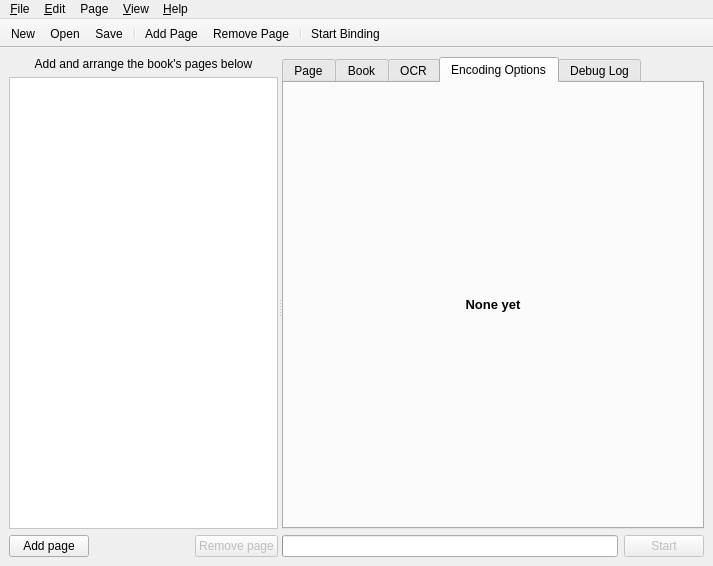
Before: the Qt Designer form ui/gui.ui in Blender3D/Bindery, drawn with Qt 5.
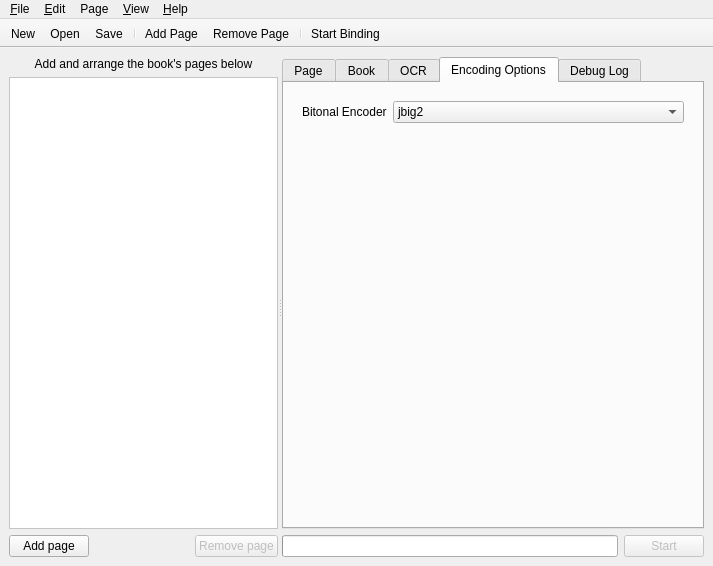
After: the same form once the commit is applied. The open tabs and pages were chosen to show the change. Icons and pictures are not drawn. Custom widgets are drawn as their Qt base class.

Commit message: jbig2 PDF encoding works. Need to make it work with OCR and color images.

Diff of the .ui file:
```diff
--- a/ui/gui.ui
+++ b/ui/gui.ui
@@ -681,19 +681,21 @@
                </layout>
               </widget>
               <widget class="QWidget" name="page_2">
-               <layout class="QGridLayout" name="gridLayout_5">
+               <layout class="QFormLayout" name="formLayout_4">
                 <item row="0" column="0">
                  <widget class="QLabel" name="label_2">
                   <property name="text">
-                   <string>&lt;!DOCTYPE HTML PUBLIC &quot;-//W3C//DTD HTML 4.0//EN&quot; &quot;http://www.w3.org/TR/REC-html40/strict.dtd&quot;&gt;
-&lt;html&gt;&lt;head&gt;&lt;meta name=&quot;qrichtext&quot; content=&quot;1&quot; /&gt;&lt;style type=&quot;text/css&quot;&gt;
-p, li { white-space: pre-wrap; }
-&lt;/style&gt;&lt;/head&gt;&lt;body style=&quot; font-family:'Droid Sans'; font-size:10pt; font-weight:400; font-style:normal;&quot;&gt;
-&lt;p style=&quot; margin-top:0px; margin-bottom:0px; margin-left:0px; margin-right:0px; -qt-block-indent:0; text-indent:0px;&quot;&gt;&lt;span style=&quot; font-weight:600;&quot;&gt;None yet&lt;/span&gt;&lt;/p&gt;&lt;/body&gt;&lt;/html&gt;</string>
+                   <string>Bitonal Encoder</string>
                   </property>
-                  <property name="alignment">
-                   <set>Qt::AlignCenter</set>
-                  </property>
+                 </widget>
+                </item>
+                <item row="0" column="1">
+                 <widget class="QComboBox" name="pdfBitonalEncoder">
+                  <item>
+                   <property name="text">
+                    <string>jbig2</string>
+                   </property>
+                  </item>
                  </widget>
                 </item>
                </layout>
```
Left out of the diff: 12 changed lines with no effect on the pictures. The commit also changes 6 other files.
